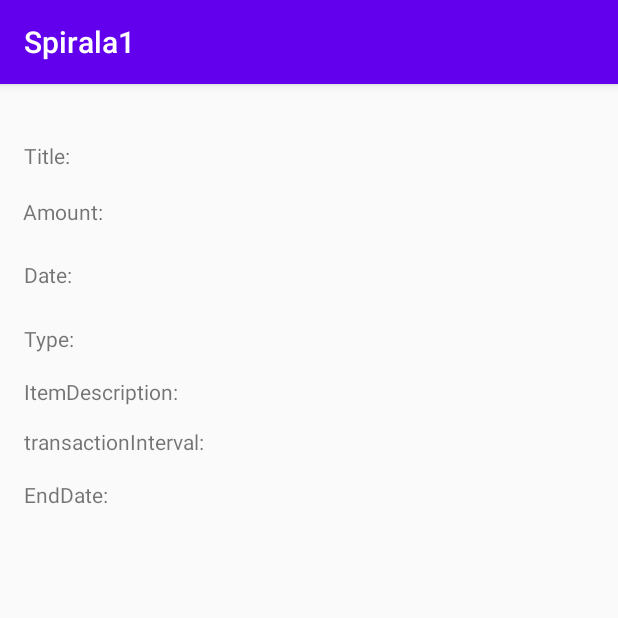
After one commit to Kerim246/rma20bektasevickerim36, an Android app: the TransactionDetailActivity screen opened directly, with no data from a screen before it, on a phone screen of 412 x 824 dp, the top half of it. The commit adds this screen. Run offline under Robolectric (Android 15) with nearby library versions, the phone set to English and light mode, and no system bars.

Commit message:
male prepravke i zapoceo drugi

```diff
--- a/app/src/main/AndroidManifest.xml
+++ b/app/src/main/AndroidManifest.xml
@@ -16,6 +16,8 @@
                 <category android:name="android.intent.category.LAUNCHER" />
             </intent-filter>
         </activity>
+        <activity android:name=".TransactionDetailActivity">
+        </activity>
     </application>
 
 </manifest>
--- a/app/src/main/java/ba/unsa/etf/rma/spirala1/MainActivity.java
+++ b/app/src/main/java/ba/unsa/etf/rma/spirala1/MainActivity.java
@@ -2,6 +2,7 @@ package ba.unsa.etf.rma.spirala1;
 
 import androidx.appcompat.app.AppCompatActivity;
 
+import android.content.Intent;
 import android.os.Bundle;
 import android.view.View;
 import android.widget.AdapterView;
@@ -345,7 +346,33 @@ public class MainActivity extends AppCompatActivity {
             }
         });
         adapter1 = new TransactionListAdapter(this, R.layout.list_item, finalna);
+
+
+
+
+        View.OnClickListener listItemListener;
+      //  listview.setOnItemClickListener(listItemClickListener);
+
+
+
     }
+
+    private AdapterView.OnItemClickListener listItemClickListener = new AdapterView.OnItemClickListener() {
+        @Override
+        public void onItemClick(AdapterView<?> parent, View view, int position, long id) {
+            Intent TransactionDetailIntent = new Intent(MainActivity.this, TransactionDetailActivity.class);
+            Transaction transakcija = adapter1.getItem(position);
+            TransactionDetailIntent.putExtra("date", transakcija.getDate());
+            TransactionDetailIntent.putExtra("amount", transakcija.getAmount());
+            TransactionDetailIntent.putExtra("title", transakcija.getTitle());
+            TransactionDetailIntent.putExtra("type", transakcija.getType());
+            TransactionDetailIntent.putExtra("itemDescription", transakcija.getItemDescription());
+            TransactionDetailIntent.putExtra("transactionInterval", transakcija.getTransactionInterval());
+            TransactionDetailIntent.putExtra("endDate", transakcija.getEndDate());
+            MainActivity.this.startActivity(TransactionDetailIntent);
+        }
+    };
+
 
     public void PopuniListu(ArrayList<Transaction> finalna) {
         spinnerFilterBy.setOnItemSelectedListener(new AdapterView.OnItemSelectedListener() {
@@ -357,10 +384,9 @@ public class MainActivity extends AppCompatActivity {
                 int mjesec = Month.valueOf(mjesecIGodina[0].toUpperCase()).getValue();
                 int godina = Integer.parseInt(mjesecIGodina[1]);
                 int month = 0;
-                transakcije.clear();
-                transakcije = TransactionModel.getTransactions();
                 finalna.clear();
                 if (position == 0) {
+                    transakcije = TransactionModel.getTransactions();
                     int i;
                     for (i = 0; i < transakcije.size(); i++) {
                         if (transakcije.get(i).getDate().getMonth().getValue() == mjesec && (transakcije.get(i).getDate().getYear() == godina))
--- /dev/null
+++ b/app/src/main/java/ba/unsa/etf/rma/spirala1/TransactionDetailActivity.java
@@ -0,0 +1,41 @@
+package ba.unsa.etf.rma.spirala1;
+
+import android.os.Bundle;
+import android.widget.TextView;
+
+import androidx.appcompat.app.AppCompatActivity;
+
+
+
+public class TransactionDetailActivity extends AppCompatActivity {
+    public TextView title;
+    public TextView date;
+    public TextView amount;
+    public TextView type;
+    public TextView itemDescription;
+    public TextView transactionInterval;
+    public TextView endDate;
+
+    @Override
+    protected void onCreate(Bundle savedInstanceState) {
+        super.onCreate(savedInstanceState);
+        setContentView(R.layout.pregled_transakcije);
+
+        title = (TextView) findViewById(R.id.title);
+        date = (TextView) findViewById(R.id.date);
+        amount = (TextView) findViewById(R.id.amount);
+        type = (TextView) findViewById(R.id.type);
+        itemDescription = (TextView) findViewById(R.id.itemDescription);
+        transactionInterval = (TextView) findViewById(R.id.transactionInterval);
+        endDate = (TextView) findViewById(R.id.endDate);
+
+        date.setText(getIntent().getStringExtra("date"));
+        amount.setText(getIntent().getStringExtra("amount"));
+        title.setText(getIntent().getStringExtra("title"));
+        type.setText(getIntent().getStringExtra("type"));
+        itemDescription.setText(getIntent().getStringExtra("itemDescription"));
+        transactionInterval.setText(getIntent().getStringExtra("transactionInterval"));
+        endDate.setText(getIntent().getStringExtra("endDate"));
+
+    }
+}
--- a/app/src/main/java/ba/unsa/etf/rma/spirala1/TransactionModel.java
+++ b/app/src/main/java/ba/unsa/etf/rma/spirala1/TransactionModel.java
@@ -20,7 +20,7 @@ public final class TransactionModel {
         transactions.add(new Transaction(LocalDate.of(2020,3,8),70,"Druga",REGULARPAYMENT,"Ma hajte molim vas",10,LocalDate.of(2020,11,10)));
         transactions.add(new Transaction(LocalDate.of(2020,4,16),40,"Treca",INDIVIDUALPAYMENT,"Ne Znam sta da kazem",0,null));
         transactions.add(new Transaction(LocalDate.of(2020,5,11),30,"Cetvrta",PURCHASE,"Ne Znam sta da kazem",0,null));
-        transactions.add(new Transaction(LocalDate.of(2020,3,12),250,"Peta",REGULARINCOME,null,10,LocalDate.of(2020,10,10)));
+        transactions.add(new Transaction(LocalDate.of(2020,2,12),250,"Peta",REGULARINCOME,null,10,LocalDate.of(2020,10,10)));
         transactions.add(new Transaction(LocalDate.of(2020,4,9),350,"Sesta",INDIVIDUALPAYMENT,"Ne Znam sta da kazem",0,null));
         transactions.add(new Transaction(LocalDate.of(2020,3,8),20,"Sedma",REGULARPAYMENT,"Ne Znam sta da kazem",10,LocalDate.of(2020,9,10)));
         transactions.add(new Transaction(LocalDate.of(2020,6,7),30,"Osma",PURCHASE,"Ne Znam sta da kazem",0,null));
--- /dev/null
+++ b/app/src/main/res/layout/pregled_transakcije.xml
@@ -0,0 +1,142 @@
+<?xml version="1.0" encoding="utf-8"?>
+<androidx.constraintlayout.widget.ConstraintLayout
+    xmlns:android="http://schemas.android.com/apk/res/android"
+    xmlns:app="http://schemas.android.com/apk/res-auto"
+    xmlns:tools="http://schemas.android.com/tools"
+    android:layout_width="match_parent"
+    android:layout_height="match_parent">
+
+    <TextView
+        android:id="@+id/textView3"
+        android:layout_width="wrap_content"
+        android:layout_height="wrap_content"
+        android:layout_marginStart="16dp"
+        android:layout_marginTop="38dp"
+        android:text="Title:"
+        app:layout_constraintStart_toStartOf="parent"
+        app:layout_constraintTop_toTopOf="parent" />
+
+    <TextView
+        android:id="@+id/textView4"
+        android:layout_width="wrap_content"
+        android:layout_height="wrap_content"
+        android:layout_marginStart="16dp"
+        android:layout_marginTop="60dp"
+        android:text="Date:"
+        app:layout_constraintStart_toStartOf="parent"
+        app:layout_constraintTop_toBottomOf="@+id/textView3" />
+
+    <TextView
+        android:id="@+id/textView6"
+        android:layout_width="wrap_content"
+        android:layout_height="wrap_content"
+        android:layout_marginStart="16dp"
+        android:layout_marginTop="23dp"
+        android:text="Type:"
+        app:layout_constraintStart_toStartOf="parent"
+        app:layout_constraintTop_toBottomOf="@+id/textView4" />
+
+    <TextView
+        android:id="@+id/textView7"
+        android:layout_width="wrap_content"
+        android:layout_height="wrap_content"
+        android:layout_marginStart="16dp"
+        android:layout_marginTop="16dp"
+        android:text="ItemDescription:"
+        app:layout_constraintStart_toStartOf="parent"
+        app:layout_constraintTop_toBottomOf="@+id/textView6" />
+
+    <TextView
+        android:id="@+id/textView8"
+        android:layout_width="wrap_content"
+        android:layout_height="wrap_content"
+        android:layout_marginStart="16dp"
+        android:layout_marginTop="14dp"
+        android:text="transactionInterval:"
+        app:layout_constraintStart_toStartOf="parent"
+        app:layout_constraintTop_toBottomOf="@+id/textView7" />
+
+    <TextView
+        android:id="@+id/textView9"
+        android:layout_width="wrap_content"
+        android:layout_height="wrap_content"
+        android:layout_marginStart="16dp"
+        android:layout_marginTop="16dp"
+        android:text="EndDate:"
+        app:layout_constraintStart_toStartOf="parent"
+        app:layout_constraintTop_toBottomOf="@+id/textView8" />
+
+    <TextView
+        android:id="@+id/title"
+        android:layout_width="wrap_content"
+        android:layout_height="wrap_content"
+        android:layout_marginStart="16dp"
+        android:layout_marginTop="36dp"
+        app:layout_constraintStart_toEndOf="@+id/textView3"
+        app:layout_constraintTop_toTopOf="parent" />
+
+    <TextView
+        android:id="@+id/date"
+        android:layout_width="wrap_content"
+        android:layout_height="wrap_content"
+        android:layout_marginStart="30dp"
+        android:layout_marginTop="116dp"
+        app:layout_constraintStart_toEndOf="@+id/textView4"
+        app:layout_constraintTop_toTopOf="parent" />
+
+    <TextView
+        android:id="@+id/endDate"
+        android:layout_width="wrap_content"
+        android:layout_height="wrap_content"
+        android:layout_marginStart="8dp"
+        android:layout_marginTop="15dp"
+        app:layout_constraintStart_toEndOf="@+id/textView9"
+        app:layout_constraintTop_toBottomOf="@+id/textView8" />
+
+    <TextView
+        android:id="@+id/textView10"
+        android:layout_width="wrap_content"
+        android:layout_height="wrap_content"
+        android:layout_marginStart="15dp"
+        android:layout_marginTop="18dp"
+        android:text="Amount:"
+        app:layout_constraintStart_toStartOf="parent"
+        app:layout_constraintTop_toBottomOf="@+id/textView3" />
+
+    <TextView
+        android:id="@+id/amount"
+        android:layout_width="wrap_content"
+        android:layout_height="wrap_content"
+        android:layout_marginStart="9dp"
+        android:layout_marginTop="75dp"
+        app:layout_constraintStart_toEndOf="@+id/textView10"
+        app:layout_constraintTop_toTopOf="parent" />
+
+    <TextView
+        android:id="@+id/type"
+        android:layout_width="wrap_content"
+        android:layout_height="wrap_content"
+        android:layout_marginStart="15dp"
+        android:layout_marginTop="64dp"
+        app:layout_constraintStart_toEndOf="@+id/textView6"
+        app:layout_constraintTop_toBottomOf="@+id/textView10" />
+
+    <TextView
+        android:id="@+id/itemDescription"
+        android:layout_width="wrap_content"
+        android:layout_height="wrap_content"
+        android:layout_marginStart="10dp"
+        android:layout_marginTop="194dp"
+        app:layout_constraintStart_toEndOf="@+id/textView7"
+        app:layout_constraintTop_toTopOf="parent" />
+
+    <TextView
+        android:id="@+id/transactionInterval"
+        android:layout_width="wrap_content"
+        android:layout_height="wrap_content"
+        android:layout_marginStart="10dp"
+        android:layout_marginTop="227dp"
+        app:layout_constraintStart_toEndOf="@+id/textView8"
+        app:layout_constraintTop_toTopOf="parent" />
+
+</androidx.constraintlayout.widget.ConstraintLayout>
```
Also changed, not shown: 1 other file.
